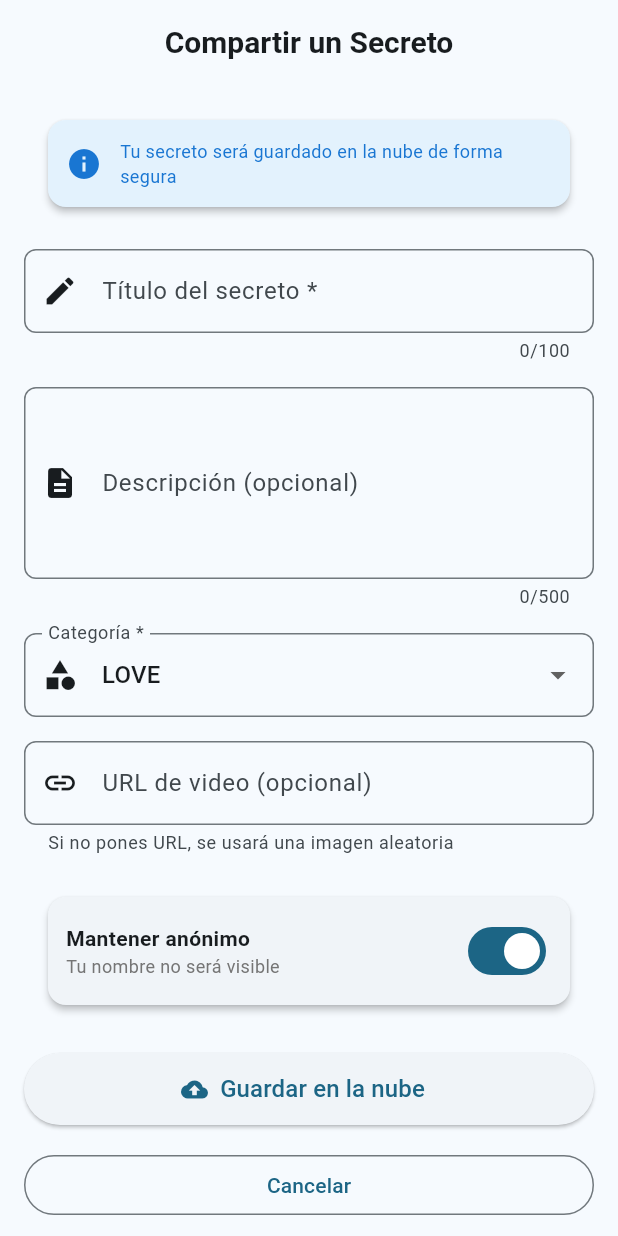
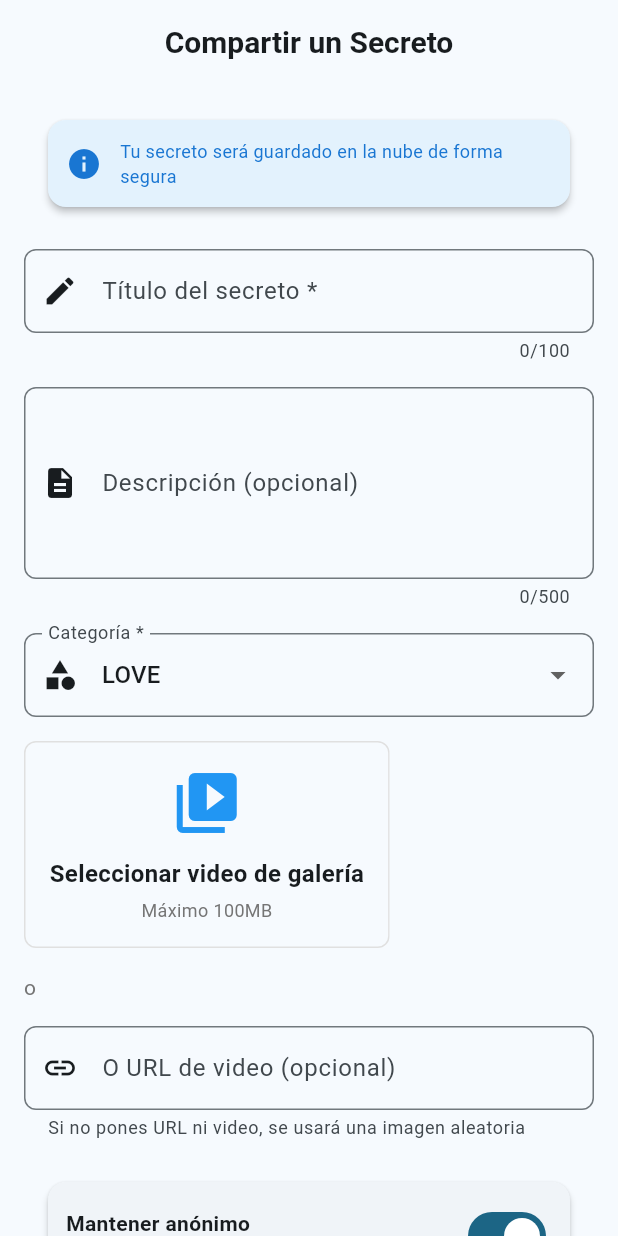
Before and after one commit to maretesus/confianza-repo, a Flutter app: the CreateSecretScreen screen opened by its route, on a phone screen of 412 x 824 dp. Run offline on Flutter 3.47's test engine with Material 3 defaults, Android fonts, the phone set to English and light mode, and no system bars; our stand-ins replace cloud_firestore, firebase_auth, firebase_core, firebase_storage, flutter_riverpod, go_router and 2 more; accounts and stored records are empty.

Commit message:
feat: add video selection and upload from gallery to Firebase Storage

```diff
--- a/confianza/lib/features/secrets/screens/create_secret_screen.dart
+++ b/confianza/lib/features/secrets/screens/create_secret_screen.dart
@@ -1,7 +1,9 @@
 import 'package:flutter/material.dart';
 import 'package:flutter_riverpod/flutter_riverpod.dart';
+import 'dart:io';
 import '../models/secret.dart';
 import '../providers/secrets_providers.dart';
+import '../services/media_service.dart';
 import '../../auth/providers/auth_providers.dart';
 
 /// Pantalla para crear un nuevo secreto
@@ -17,10 +19,13 @@ class _CreateSecretScreenState extends ConsumerState<CreateSecretScreen> {
   final _titleController = TextEditingController();
   final _descriptionController = TextEditingController();
   final _videoUrlController = TextEditingController();
+  final _mediaService = MediaService();
 
   String _selectedCategory = 'LOVE';
   bool _isAnonymous = true;
   bool _isLoading = false;
+  File? _selectedVideoFile;
+  String? _videoUrl;
 
   final List<String> _categories = [
     'LOVE',
@@ -42,6 +47,28 @@ class _CreateSecretScreenState extends ConsumerState<CreateSecretScreen> {
     super.dispose();
   }
 
+  Future<void> _selectVideo() async {
+    final File? videoFile = await _mediaService.pickVideoFromGallery();
+
+    if (videoFile == null) return;
+
+    // Validar tamaño del video
+    if (!MediaService.isVideoSizeValid(videoFile)) {
+      if (!mounted) return;
+      ScaffoldMessenger.of(context).showSnackBar(
+        const SnackBar(
+          content: Text('El video es muy grande (máximo 100MB)'),
+          backgroundColor: Colors.red,
+        ),
+      );
+      return;
+    }
+
+    setState(() {
+      _selectedVideoFile = videoFile;
+    });
+  }
+
   Future<void> _handleCreateSecret() async {
     if (!_formKey.currentState!.validate()) {
       return;
@@ -50,6 +77,38 @@ class _CreateSecretScreenState extends ConsumerState<CreateSecretScreen> {
     setState(() => _isLoading = true);
 
     try {
+      // Subir video si hay uno seleccionado
+      String finalVideoUrl = _videoUrl ?? _videoUrlController.text;
+
+      if (_selectedVideoFile != null && finalVideoUrl.isEmpty) {
+        if (!mounted) return;
+        ScaffoldMessenger.of(context).showSnackBar(
+          const SnackBar(
+            content: Text('Subiendo video...'),
+            duration: Duration(seconds: 30),
+          ),
+        );
+
+        finalVideoUrl = await _mediaService.uploadVideo(_selectedVideoFile!) ?? '';
+
+        if (finalVideoUrl.isEmpty) {
+          if (!mounted) return;
+          ScaffoldMessenger.of(context).showSnackBar(
+            const SnackBar(
+              content: Text('Error al subir el video'),
+              backgroundColor: Colors.red,
+            ),
+          );
+          setState(() => _isLoading = false);
+          return;
+        }
+      }
+
+      // Si no hay video ni URL, usar imagen aleatoria
+      if (finalVideoUrl.isEmpty) {
+        finalVideoUrl = 'https://picsum.photos/400/600?random=${DateTime.now().millisecond}';
+      }
+
       // Obtener usuario actual (puede estar null)
       final currentUserAsync = ref.read(currentUserProvider);
       final currentUser = currentUserAsync.maybeWhen(
@@ -62,9 +121,7 @@ class _CreateSecretScreenState extends ConsumerState<CreateSecretScreen> {
       final newSecret = Secret(
         id: '', // Firestore generará el ID
         userId: currentUser?.uid, // Null si no está autenticado
-        videoUrl: _videoUrlController.text.isEmpty
-            ? 'https://picsum.photos/400/600?random=${DateTime.now().millisecond}'
-            : _videoUrlController.text,
+        videoUrl: finalVideoUrl,
         title: _titleController.text,
         description: _descriptionController.text.isEmpty
             ? null
@@ -95,7 +152,11 @@ class _CreateSecretScreenState extends ConsumerState<CreateSecretScreen> {
         _titleController.clear();
         _descriptionController.clear();
         _videoUrlController.clear();
-        setState(() => _selectedCategory = 'LOVE');
+        setState(() {
+          _selectedCategory = 'LOVE';
+          _selectedVideoFile = null;
+          _videoUrl = null;
+        });
 
         // Volver a pantalla anterior después de 2 segundos
         Future.delayed(const Duration(seconds: 1), () {
@@ -228,18 +289,118 @@ class _CreateSecretScreenState extends ConsumerState<CreateSecretScreen> {
               ),
               const SizedBox(height: 16),
 
-              // URL de video (opcional)
+              // Seleccionar video o URL
+              if (_selectedVideoFile == null) ...[
+                // Botón para seleccionar video de galería
+                Material(
+                  child: Ink(
+                    decoration: BoxDecoration(
+                      border: Border.all(color: Colors.grey[300]!),
+                      borderRadius: BorderRadius.circular(8),
+                    ),
+                    child: InkWell(
+                      onTap: _isLoading ? null : _selectVideo,
+                      borderRadius: BorderRadius.circular(8),
+                      child: Padding(
+                        padding: const EdgeInsets.all(16),
+                        child: Column(
+                          mainAxisAlignment: MainAxisAlignment.center,
+                          children: [
+                            const Icon(
+                              Icons.video_library,
+                              size: 48,
+                              color: Colors.blue,
+                            ),
+                            const SizedBox(height: 12),
+                            const Text(
+                              'Seleccionar video de galería',
+                              style: TextStyle(
+                                fontSize: 16,
+                                fontWeight: FontWeight.bold,
+                              ),
+                            ),
+                            const SizedBox(height: 4),
+                            Text(
+                              'Máximo 100MB',
+                              style: TextStyle(
+                                fontSize: 12,
+                                color: Colors.grey[600],
+                              ),
+                            ),
+                          ],
+                        ),
+                      ),
+                    ),
+                  ),
+                ),
+                const SizedBox(height: 16),
+                Text(
+                  'o',
+                  textAlign: TextAlign.center,
+                  style: TextStyle(color: Colors.grey[600]),
+                ),
+                const SizedBox(height: 16),
+              ] else ...[
+                // Mostrar video seleccionado
+                Container(
+                  decoration: BoxDecoration(
+                    color: Colors.green[50],
+                    border: Border.all(color: Colors.green[300]!),
+                    borderRadius: BorderRadius.circular(8),
+                  ),
+                  padding: const EdgeInsets.all(12),
+                  child: Row(
+                    children: [
+                      const Icon(Icons.check_circle, color: Colors.green),
+                      const SizedBox(width: 12),
+                      Expanded(
+                        child: Column(
+                          crossAxisAlignment: CrossAxisAlignment.start,
+                          children: [
+                            const Text(
+                              'Video seleccionado',
+                              style: TextStyle(
+                                fontWeight: FontWeight.bold,
+                                color: Colors.green,
+                              ),
+                            ),
+                            Text(
+                              '${MediaService.getVideoSizeMB(_selectedVideoFile!).toStringAsFixed(2)}MB',
+                              style: TextStyle(
+                                fontSize: 12,
+                                color: Colors.grey[600],
+                              ),
+                            ),
+                          ],
+                        ),
+                      ),
+                      IconButton(
+                        icon: const Icon(Icons.clear),
+                        onPressed: () {
+                          setState(() {
+                            _selectedVideoFile = null;
+                            _videoUrl = null;
+                          });
+                        },
+                      ),
+                    ],
+                  ),
+                ),
+                const SizedBox(height: 16),
+              ],
+
+              // URL de video (opcional, como alternativa)
               TextFormField(
                 controller: _videoUrlController,
                 decoration: InputDecoration(
-                  labelText: 'URL de video (opcional)',
+                  labelText: 'O URL de video (opcional)',
                   hintText: 'https://example.com/video.mp4',
                   border: OutlineInputBorder(
                     borderRadius: BorderRadius.circular(8),
                   ),
                   prefixIcon: const Icon(Icons.link),
                   helperText:
-                      'Si no pones URL, se usará una imagen aleatoria',
+                      'Si no pones URL ni video, se usará una imagen aleatoria',
                 ),
                 keyboardType: TextInputType.url,
               ),
--- a/confianza/pubspec.yaml
+++ b/confianza/pubspec.yaml
@@ -20,8 +20,13 @@ dependencies:
   firebase_core: ^2.28.0
   cloud_firestore: ^4.16.0
   firebase_auth: ^4.18.0
+  firebase_storage: ^11.7.0
   shared_preferences: ^2.5.4
   uuid: ^4.5.3
+
+  # Media
+  image_picker: ^1.1.2
+  video_player: ^2.9.1
 
 dev_dependencies:
   flutter_test:
```
Also changed, not shown: confianza/lib/features/secrets/services/media_service.dart (added, +73 -0 lines).
